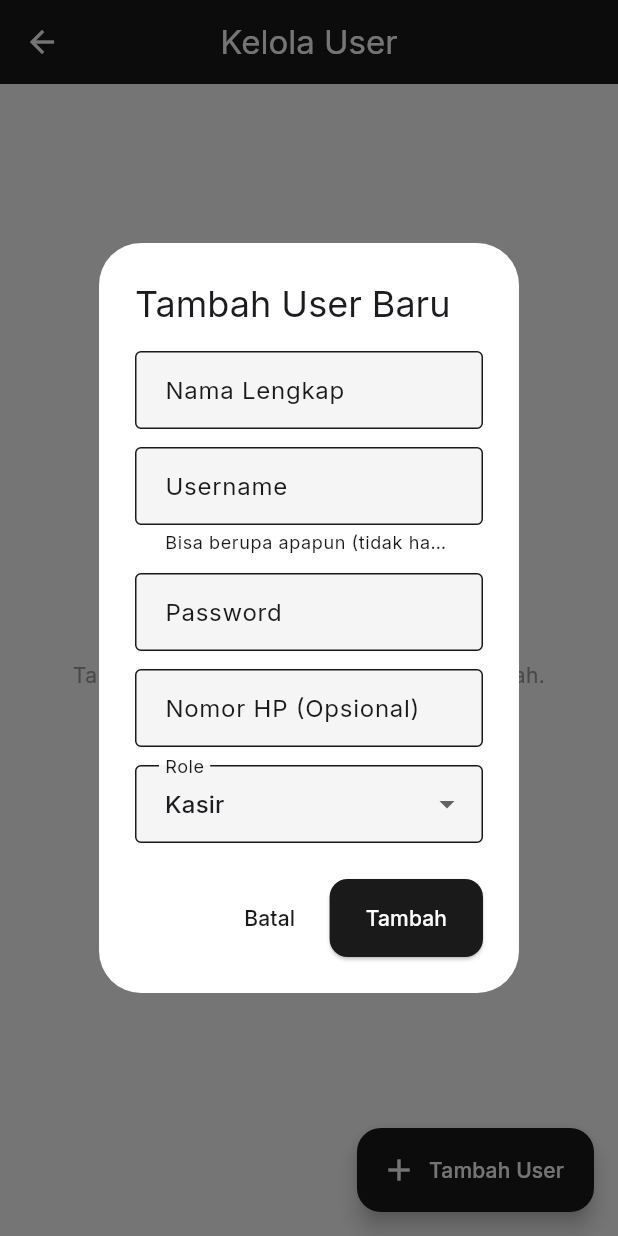
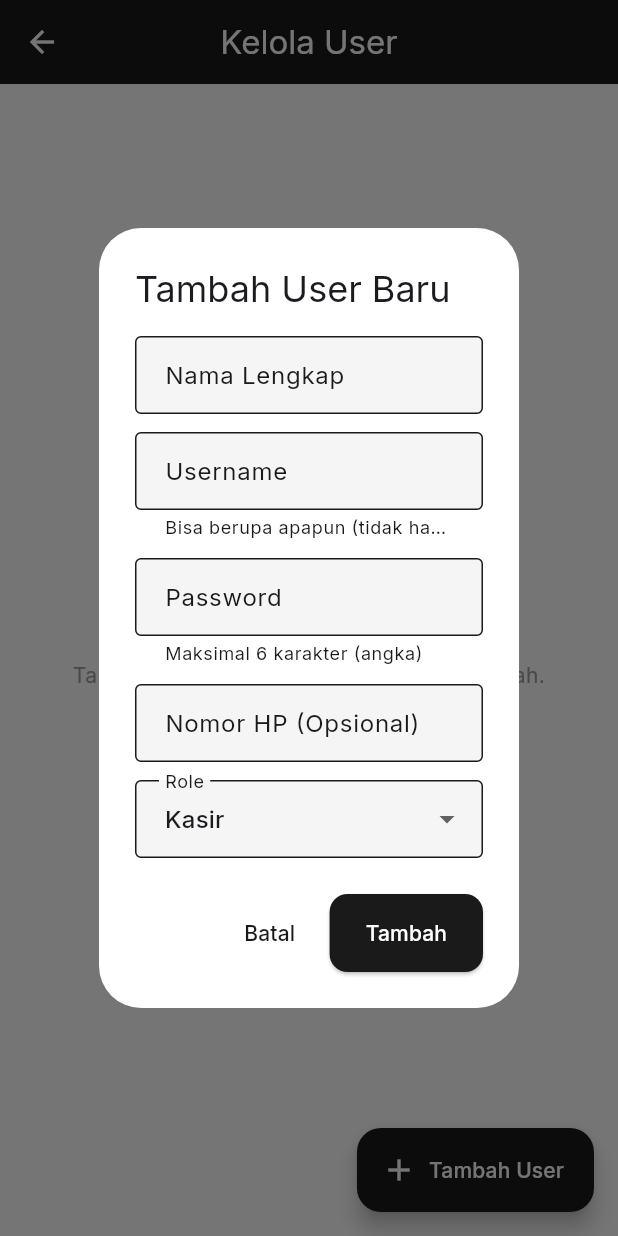
Before and after one commit to ardhianawing/utter-app, a Flutter app: the UserManagementPage screen opened directly, after a tap on "Tambah User", on a phone screen of 412 x 824 dp. Run offline on Flutter 3.47's test engine with Material 3 defaults, Android fonts, the phone set to English and light mode, and no system bars; our stand-ins replace fl_chart, flutter_riverpod, google_fonts, image_picker, pdf, printing and 2 more; missing offline and left inert: mobile_scanner; accounts and stored records are empty.

Commit message:
fix: Password validation and limit to 6 characters
Fixes:
- Add maxLength: 6 to password field (matches DB constraint)
- Add validation: password must be exactly 6 characters
- Add helper text to inform users
- Change keyboard to number type for PIN-style input
- Fixes PostgrestException: value too long for type character varying(6)

Note: Gemini AI error already fixed in previous commit (gemini-1.5-flash)

Co-Authored-By: Claude Sonnet 4.5 <noreply@anthropic.com>

```diff
--- a/lib/features/cashier/presentation/pages/user_management_page.dart
+++ b/lib/features/cashier/presentation/pages/user_management_page.dart
@@ -87,10 +87,14 @@ class _UserManagementPageState extends ConsumerState<UserManagementPage> {
                 TextField(
                   controller: passwordController,
                   obscureText: true,
+                  maxLength: 6,
                   decoration: InputDecoration(
                     labelText: isEdit ? 'Password Baru (kosongkan jika tidak diubah)' : 'Password',
                     border: const OutlineInputBorder(),
+                    helperText: 'Maksimal 6 karakter (angka)',
+                    counterText: '',
                   ),
+                  keyboardType: TextInputType.number,
                 ),
                 const SizedBox(height: 12),
                 TextField(
@@ -149,6 +153,16 @@ class _UserManagementPageState extends ConsumerState<UserManagementPage> {
                   ScaffoldMessenger.of(context).showSnackBar(
                     const SnackBar(
                       content: Text('Password wajib diisi untuk user baru'),
+                      backgroundColor: Colors.red,
+                    ),
+                  );
+                  return;
+                }
+
+                if (password.isNotEmpty && password.length != 6) {
+                  ScaffoldMessenger.of(context).showSnackBar(
+                    const SnackBar(
+                      content: Text('Password harus tepat 6 karakter'),
                       backgroundColor: Colors.red,
                     ),
                   );
```
Also changed, not shown: 1 other file.
